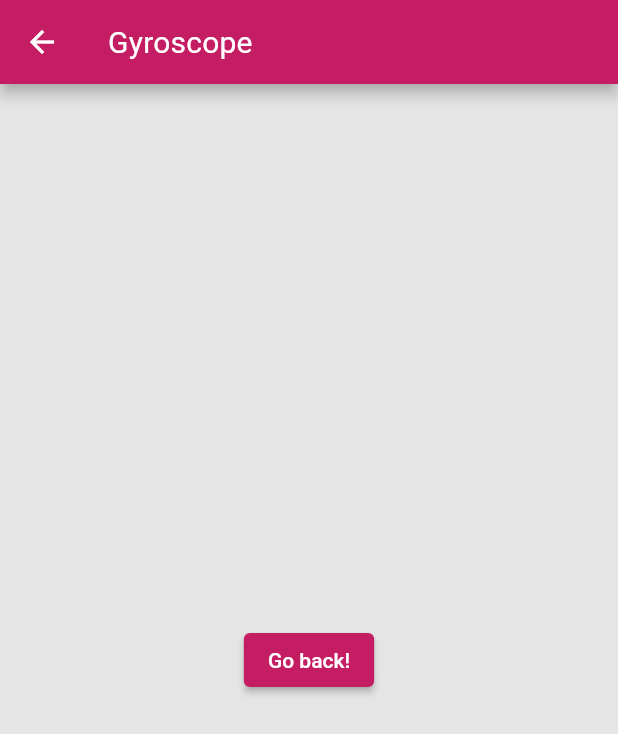
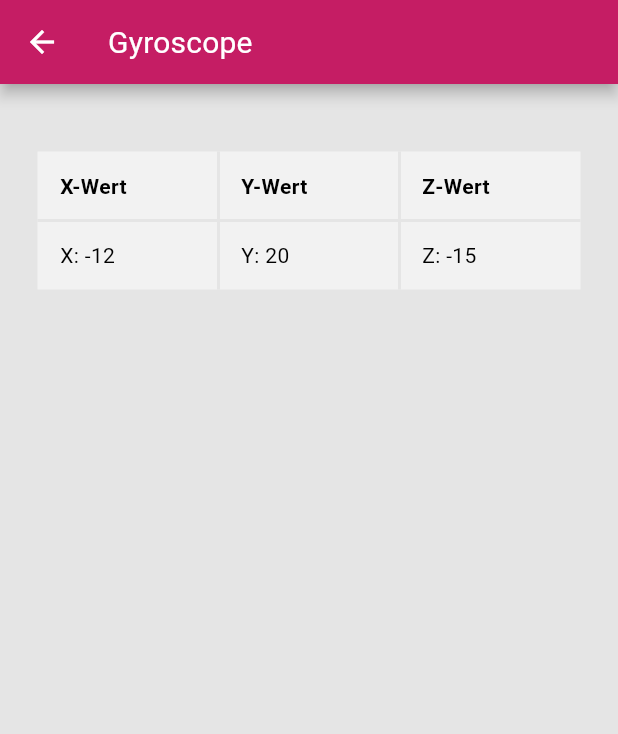
Before and after one commit to hraschan/flutter_sensor_libary_app, a Flutter app: the GyroscopeRoute screen opened directly, on a phone screen of 412 x 824 dp. Shown: the top 734 px of the screen. Run offline on Flutter 3.47's test engine with Material 2 defaults, Android fonts, the phone set to English and light mode, and no system bars; our stand-ins replace flutter_map, latlong2.

Commit message:
first changes for gyro setup

```diff
--- a/lib/routes/gyroscope_route.dart
+++ b/lib/routes/gyroscope_route.dart
@@ -1,22 +1,128 @@
 import 'package:flutter/material.dart';
+import 'package:sensor_libary_test_app/themes/custom_colors.dart';
 
 class GyroscopeRoute extends StatelessWidget {
   const GyroscopeRoute({Key? key}) : super(key: key);
 
+
   @override
   Widget build(BuildContext context) {
+
+    const space = 20.0;
+    //TODO will be replaced by own library
+    const gyroX = -12;
+    const gyroY = 20;
+    const gyroZ = -15;
+
+    const tableBorder = TableBorder(
+        horizontalInside:
+            BorderSide(width: 2, color: Background, style: BorderStyle.solid),
+        verticalInside:
+            BorderSide(width: 2, color: Background, style: BorderStyle.solid));
+
+    var tablePadding = const EdgeInsets.all(15.0);
+
     return Scaffold(
       appBar: AppBar(
         title: const Text("Gyroscope"),
       ),
-      body: Center(
-        child: ElevatedButton(
-          onPressed: () {
-            Navigator.pop(context);
-          },
-          child: const Text('Go back!'),
-        ),
-      ),
-    );
+        body: Padding(
+            padding: const EdgeInsets.all(25.0),
+            child: GridView.count(crossAxisCount: 1, children: [
+              Column(children: [
+                const SizedBox(height: space),
+                Table(
+                  border: tableBorder,
+                  children: [
+                    TableRow(
+                        decoration: const BoxDecoration(color: AccentWhite),
+                        children: [
+                          TableCell(
+                            verticalAlignment:
+                                TableCellVerticalAlignment.middle,
+                            child: Padding(
+                                padding: tablePadding,
+                                child: const Text('X-Wert',
+                                    style: TextStyle(
+                                        fontWeight: FontWeight.bold))),
+                          ),
+                          TableCell(
+                            verticalAlignment:
+                                TableCellVerticalAlignment.middle,
+                            child: Padding(
+                                padding: tablePadding,
+                                child: const Text('Y-Wert',
+                                    style: TextStyle(
+                                        fontWeight: FontWeight.bold))),
+                          ),
+                          TableCell(
+                            verticalAlignment:
+                                TableCellVerticalAlignment.middle,
+                            child: Padding(
+                                padding: tablePadding,
+                                child: const Text('Z-Wert',
+                                    style: TextStyle(
+                                        fontWeight: FontWeight.bold))),
+                          ),
+                        ]),
+                    TableRow(
+                        decoration: const BoxDecoration(color: AccentWhite),
+                        children: [
+                        TableCell(
+                            verticalAlignment:
+                                TableCellVerticalAlignment.middle,
+                            child: Padding(
+                              padding: tablePadding,
+                              child: Column(
+                                crossAxisAlignment: CrossAxisAlignment.start,
+                                mainAxisAlignment: MainAxisAlignment.start,
+                                children: [
+                                  Text(
+                                    'X: ' + gyroX.toString(),
+                                    textAlign: TextAlign.left,
+                                  ),
+                                ],
+                              ),
+                            ),
+                          ),
+                          TableCell(
+                            verticalAlignment:
+                                TableCellVerticalAlignment.middle,
+                            child: Padding(
+                              padding: tablePadding,
+                              child: Column(
+                                crossAxisAlignment: CrossAxisAlignment.start,
+                                mainAxisAlignment: MainAxisAlignment.start,
+                                children: [
+                                  Text(
+                                    'Y: ' + gyroY.toString(),
+                                    textAlign: TextAlign.left,
+                                  ),
+                                ],
+                              ),
+                            ),
+                          ),
+                          TableCell(
+                            verticalAlignment:
+                                TableCellVerticalAlignment.middle,
+                            child: Padding(
+                              padding: tablePadding,
+                              child: Column(
+                                crossAxisAlignment: CrossAxisAlignment.start,
+                                mainAxisAlignment: MainAxisAlignment.start,
+                                children: [
+                                  Text(
+                                    'Z: ' + gyroZ.toString(),
+                                    textAlign: TextAlign.left,
+                                  ),
+                                ],
+                              ),
+                            ),
+                          )
+                        ]),
+                  ],
+                ),
+              ])
+            ])));
   }
 }
```
